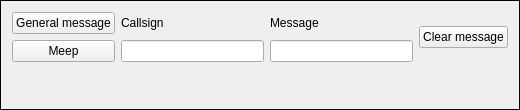
First picture: the form in mqt/MqtKSTClient/kstsendmeepframe.ui, repository Rsclub22/Minos2-Mirror, before the edit.
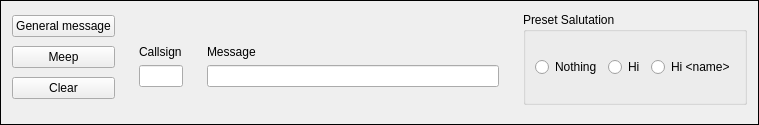
Second picture: the form after the edit.

Diff of the .ui file:
```diff
--- a/mqt/MqtKSTClient/kstsendmeepframe.ui
+++ b/mqt/MqtKSTClient/kstsendmeepframe.ui
@@ -6,16 +6,16 @@
    <rect>
     <x>0</x>
     <y>0</y>
-    <width>520</width>
-    <height>110</height>
+    <width>759</width>
+    <height>125</height>
    </rect>
   </property>
   <property name="frameShape">
    <enum>QFrame::Shape::Box</enum>
   </property>
-  <layout class="QVBoxLayout" name="verticalLayout">
+  <layout class="QVBoxLayout" name="verticalLayout_4">
    <item>
-    <layout class="QHBoxLayout" name="horizontalLayout">
+    <layout class="QHBoxLayout" name="horizontalLayout_3">
      <item>
       <layout class="QVBoxLayout" name="verticalLayout_3">
        <item>
@@ -32,10 +32,34 @@
          </property>
         </widget>
        </item>
+       <item>
+        <widget class="QPushButton" name="clearMessageButton">
+         <property name="text">
+          <string>Clear</string>
+         </property>
+        </widget>
+       </item>
       </layout>
      </item>
      <item>
-      <layout class="QVBoxLayout" name="verticalLayout_5">
+      <widget class="QFrame" name="mpFrame">
+       <layout class="QHBoxLayout" name="horizontalLayout_2" stretch="1,5">
+        <item>
+         <widget class="QFrame" name="cframe">
+          <layout class="QVBoxLayout" name="verticalLayout">
+           <item>
+            <spacer name="verticalSpacer">
+             <property name="orientation">
+              <enum>Qt::Orientation::Vertical</enum>
+             </property>
+             <property name="sizeHint" stdset="0">
+              <size>
+               <width>20</width>
+               <height>15</height>
+              </size>
+             </property>
+            </spacer>
+           </item>
        <item>
         <widget class="QLabel" name="label_5">
          <property name="text">
@@ -51,9 +75,24 @@
         </widget>
        </item>
       </layout>
+         </widget>
      </item>
      <item>
-      <layout class="QVBoxLayout" name="verticalLayout_6">
+         <widget class="QFrame" name="mframe">
+          <layout class="QVBoxLayout" name="verticalLayout_2">
+           <item>
+            <spacer name="verticalSpacer_2">
+             <property name="orientation">
+              <enum>Qt::Orientation::Vertical</enum>
+             </property>
+             <property name="sizeHint" stdset="0">
+              <size>
+               <width>20</width>
+               <height>15</height>
+              </size>
+             </property>
+            </spacer>
+           </item>
        <item>
         <widget class="QLabel" name="label_4">
          <property name="text">
@@ -69,25 +108,52 @@
         </widget>
        </item>
       </layout>
-     </item>
+         </widget>
+        </item>
+       </layout>
+      </widget>
+     </item>
      <item>
-      <widget class="QPushButton" name="clearMessageButton">
+      <widget class="QGroupBox" name="groupBox">
+       <property name="title">
+        <string>Preset Salutation</string>
+       </property>
+       <layout class="QHBoxLayout" name="horizontalLayout">
+        <item>
+         <widget class="QRadioButton" name="salNonerb">
        <property name="text">
-        <string>Clear message</string>
+           <string>Nothing</string>
        </property>
       </widget>
      </item>
-    </layout>
-   </item>
+        <item>
+         <widget class="QRadioButton" name="salHirb">
+          <property name="text">
+           <string>Hi</string>
+          </property>
+         </widget>
+        </item>
+        <item>
+         <widget class="QRadioButton" name="salHiNamerb">
+          <property name="text">
+           <string>Hi &lt;name&gt;</string>
+          </property>
+         </widget>
+        </item>
+       </layout>
+      </widget>
+     </item>
+    </layout>
+   </item>
    <item>
-    <spacer name="verticalSpacer">
+    <spacer name="verticalSpacer_3">
      <property name="orientation">
       <enum>Qt::Orientation::Vertical</enum>
      </property>
      <property name="sizeHint" stdset="0">
       <size>
        <width>20</width>
-       <height>15</height>
+       <height>1</height>
       </size>
      </property>
     </spacer>
```
Lines whose indentation alone changed are shown as unchanged.
